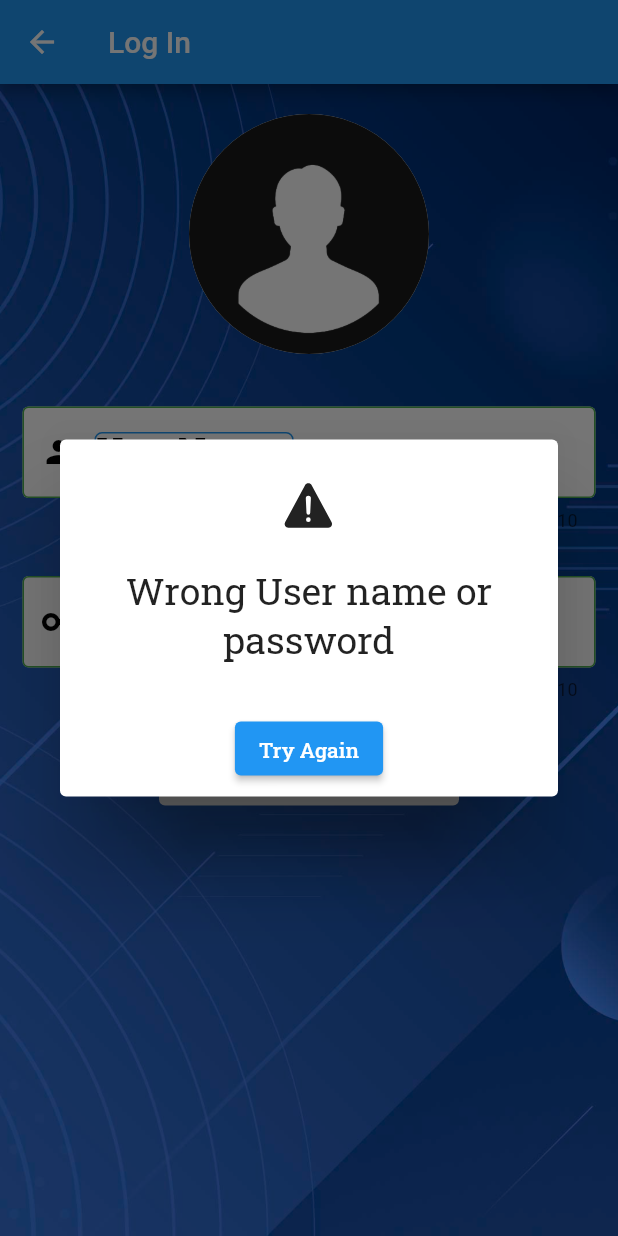
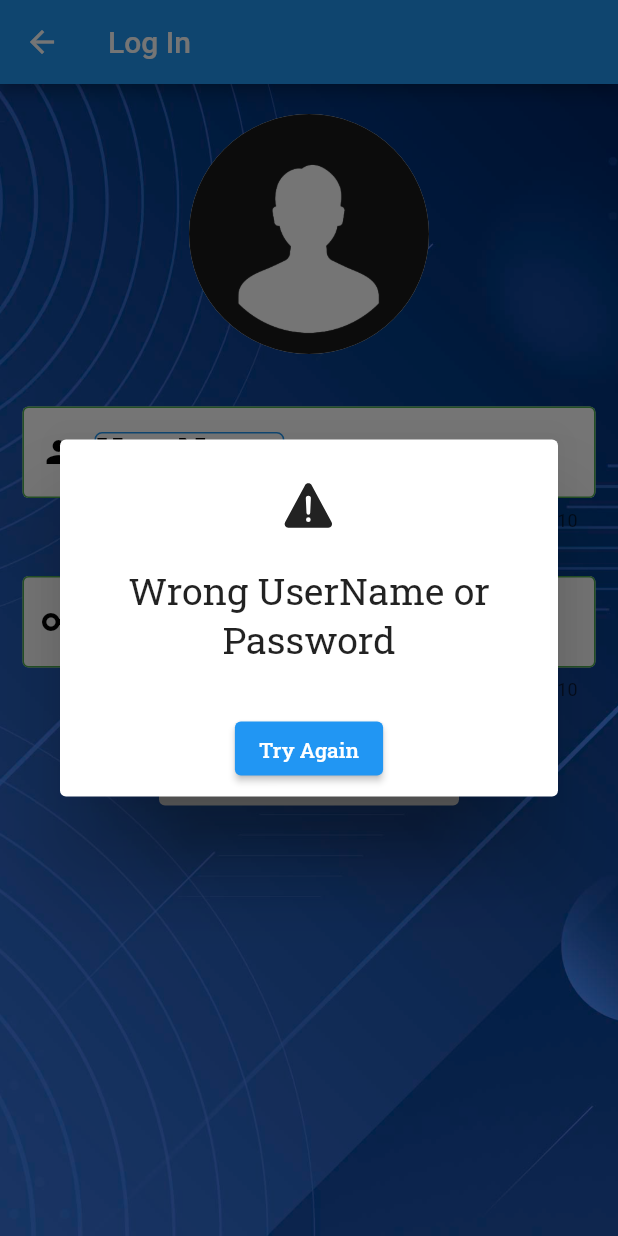
Before and after one commit to YazeedGhazalat/Assignment-8, a Flutter app: the Log_in screen opened directly, after a tap on "Log In", on a phone screen of 412 x 824 dp. Run offline on Flutter 3.47's test engine with Material 2 defaults, Android fonts, the phone set to English and light mode, and no system bars; our stand-ins replace ionicons; missing offline and left inert: flutter_phone_direct_caller.

Commit message:
last edit

```diff
--- a/lib/screens/login.dart
+++ b/lib/screens/login.dart
@@ -62,9 +62,10 @@ class _Log_inState extends State<Log_in> {
                     border: OutlineInputBorder(
                         borderRadius: BorderRadius.circular(20)),
                     prefixIcon: Icon(Icons.person, color: Colors.black),
-                    hintText: "Please enter ur User_name ",
+                    hintText: "UserName",
                     hintStyle: TextStyle(
-                        color: Colors.black, fontFamily: "RobotoSlab"),
+                        color: Colors.black.withOpacity(0.4),
+                        fontFamily: "RobotoSlab"),
                     label: Container(
                       //                    color: Colors.white,
                       decoration: BoxDecoration(
@@ -76,7 +77,7 @@ class _Log_inState extends State<Log_in> {
                         ),
                       ),
                       child: Text(
-                        "UserName ",
+                        "UserName",
                         style: TextStyle(
                             color: Color.fromARGB(255, 0, 0, 0),
                             fontSize: 25,
@@ -107,9 +108,10 @@ class _Log_inState extends State<Log_in> {
                     border: OutlineInputBorder(
                         borderRadius: BorderRadius.circular(20)),
                     prefixIcon: Icon(Icons.key, color: Colors.black),
-                    hintText: "Please enter ur password",
+                    hintText: "Password",
                     hintStyle: TextStyle(
-                        color: Colors.black, fontFamily: "RobotoSlab"),
+                        color: Colors.black.withOpacity(0.4),
+                        fontFamily: "RobotoSlab"),
                     label: Container(
                       //                    color: Colors.white,
                       decoration: BoxDecoration(
@@ -154,7 +156,7 @@ class _Log_inState extends State<Log_in> {
                             alignment: Alignment.center,
                             content: Text(
                               textDirection: TextDirection.ltr,
-                              "please wait!",
+                              "Please wait!",
                               textAlign: TextAlign.center,
                               style: TextStyle(
                                   fontSize: 25, fontFamily: "RobotoSlab"),
@@ -197,7 +199,7 @@ class _Log_inState extends State<Log_in> {
                             size: 40,
                           ),
                           content: Text(
-                            "Wrong User name or password ",
+                            "Wrong UserName or Password ",
                             textAlign: TextAlign.center,
                             style: TextStyle(
                                 fontFamily: "RobotoSlab", fontSize: 25),
```
